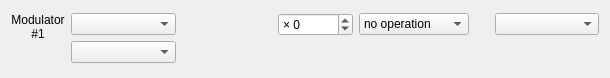
Qt form sources/editor/modulator/modulatorcell.ui (davy7125/polyphone) before a commit.
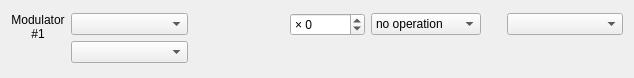
The same form after that commit. Custom widgets are drawn as their Qt base class.

```diff
--- a/sources/editor/modulator/modulatorcell.ui
+++ b/sources/editor/modulator/modulatorcell.ui
@@ -6,7 +6,7 @@
    <rect>
     <x>0</x>
     <y>0</y>
-    <width>610</width>
+    <width>634</width>
     <height>78</height>
    </rect>
   </property>
```
Left out of the diff: 6 changed lines with no effect on the pictures.
